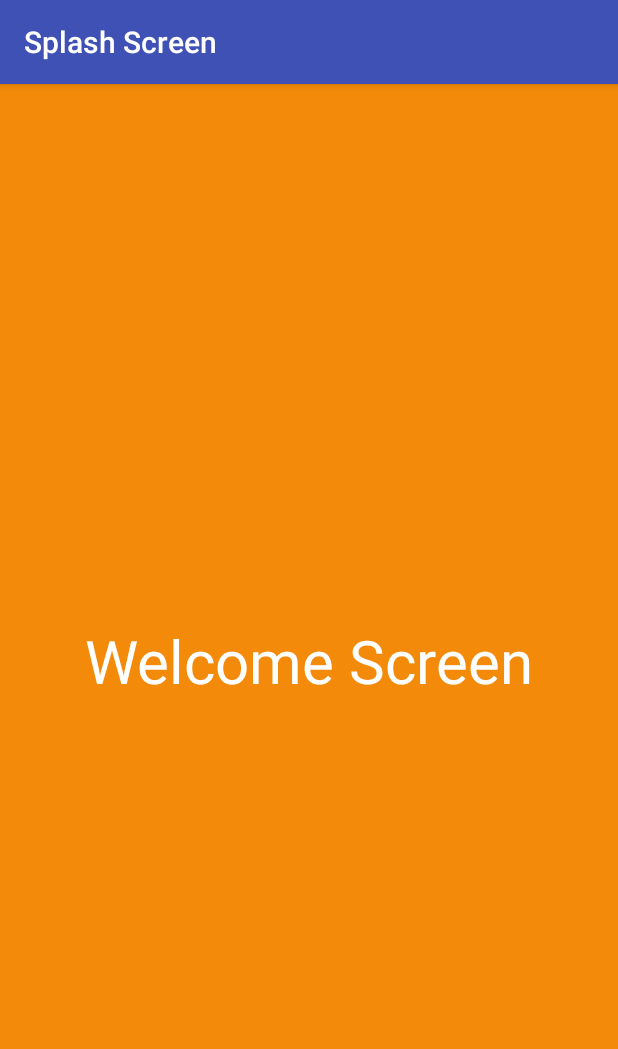
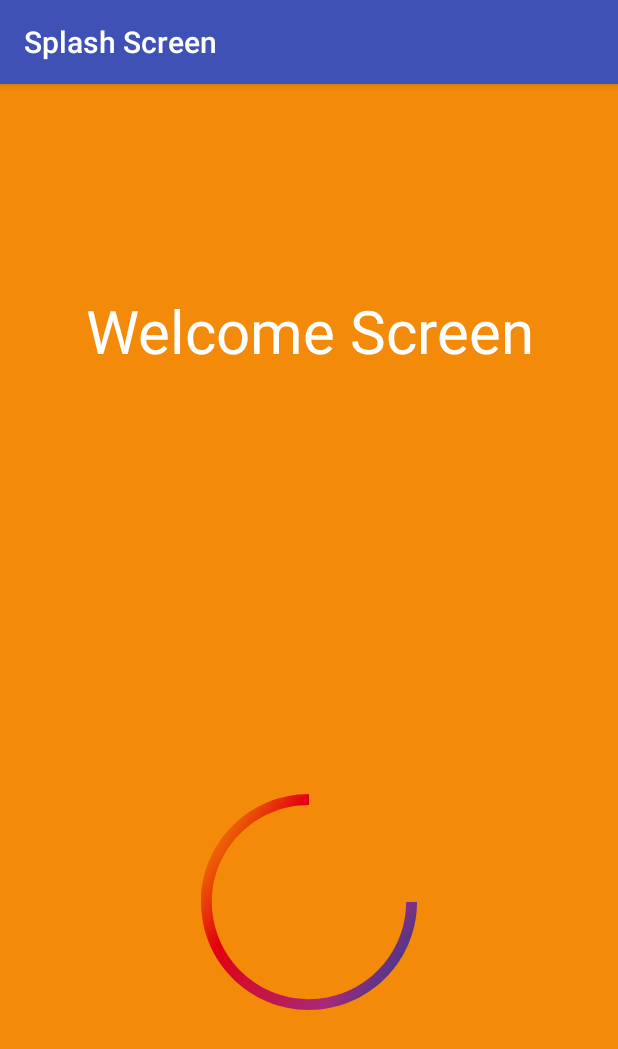
Before and after one commit to Shweta1695/Splash-Screen, an Android app: the first screen one second after launch (MainActivity), on a phone screen of 412 x 824 dp. Shown: the top 1049 px of the screen. Run offline under Robolectric (Android 15) with nearby library versions, the phone set to English and light mode, and no system bars.

Commit message:
Changed Splash

```diff
--- a/app/src/main/java/com/example/shwetatripathi/splashscreen/MainActivity.java
+++ b/app/src/main/java/com/example/shwetatripathi/splashscreen/MainActivity.java
@@ -4,20 +4,43 @@ import android.content.Intent;
 import android.os.Handler;
 import android.support.v7.app.AppCompatActivity;
 import android.os.Bundle;
+import android.view.animation.Animation;
+import android.view.animation.AnimationUtils;
+import android.widget.ImageView;
 
 public class MainActivity extends AppCompatActivity {
-    private static int SPLASH_TIME_OUT=3000;
+
     @Override
     protected void onCreate(Bundle savedInstanceState) {
         super.onCreate(savedInstanceState);
         setContentView(R.layout.activity_main);
-        new Handler().postDelayed(new Runnable() {
+        animation();
+
+    }
+
+    private void animation() {
+        final ImageView imageView = findViewById(R.id.spin_loader);
+        final Animation animation = AnimationUtils.loadAnimation(getBaseContext(), R.anim.rotate);
+
+
+        imageView.startAnimation(animation);
+        animation.setAnimationListener(new Animation.AnimationListener() {
             @Override
-            public void run() {
-                Intent homeIntent =new Intent(MainActivity.this,HomeActivity.class);
-                startActivity(homeIntent);
+            public void onAnimationStart(Animation animation) {
+
+            }
+
+            @Override
+            public void onAnimationEnd(Animation animation) {
                 finish();
+                Intent intent = new Intent(MainActivity.this, HomeActivity.class);
+                startActivity(intent);
             }
-        },SPLASH_TIME_OUT);
+
+            @Override
+            public void onAnimationRepeat(Animation animation) {
+
+            }
+        });
     }
 }
--- /dev/null
+++ b/app/src/main/res/anim/rotate.xml
@@ -0,0 +1,12 @@
+<?xml version="1.0" encoding="utf-8"?>
+<set xmlns:android="http://schemas.android.com/apk/res/android">
+
+    <rotate
+        android:duration="2500"
+        android:fromDegrees="0"
+        android:toDegrees="1080"
+        android:pivotX="50%"
+        android:pivotY="50%"
+        ></rotate>
+
+</set>
--- /dev/null
+++ b/app/src/main/res/drawable/ic_loading_spin.xml
@@ -0,0 +1,15 @@
+<vector android:height="24dp" android:viewportHeight="69"
+    android:viewportWidth="69" android:width="24dp"
+    xmlns:aapt="http://schemas.android.com/aapt" xmlns:android="http://schemas.android.com/apk/res/android">
+    <path android:fillType="evenOdd" android:pathData="M34.5,69c-19.038,0 -34.5,-15.467 -34.5,-34.5 0,-19.038 15.462,-34.5 34.5,-34.5v3.479c-17.112,0 -31.026,13.91 -31.026,31.026 0,17.111 13.91,31.026 31.026,31.026 17.112,0 31.026,-13.92 31.026,-31.031h3.479C69,53.538 53.538,69 34.5,69z">
+        <aapt:attr name="android:fillColor">
+            <gradient android:endX="73.307465" android:endY="60.06519"
+                android:startX="0" android:startY="15.16827" android:type="linear">
+                <item android:color="#FFF08300" android:offset="0"/>
+                <item android:color="#FFE3000F" android:offset="0.25253"/>
+                <item android:color="#FFA72879" android:offset="0.7112"/>
+                <item android:color="#FF064497" android:offset="1"/>
+            </gradient>
+        </aapt:attr>
+    </path>
+</vector>
--- a/app/src/main/res/layout/activity_main.xml
+++ b/app/src/main/res/layout/activity_main.xml
@@ -8,14 +8,34 @@
     tools:context=".MainActivity">
 
     <TextView
+        android:id="@+id/textView"
         android:layout_width="wrap_content"
         android:layout_height="wrap_content"
         android:text="Welcome Screen"
         android:textColor="#ffffff"
         android:textSize="40sp"
         app:layout_constraintBottom_toBottomOf="parent"
+        app:layout_constraintHorizontal_bias="0.505"
         app:layout_constraintLeft_toLeftOf="parent"
         app:layout_constraintRight_toRightOf="parent"
-        app:layout_constraintTop_toTopOf="parent" />
+        app:layout_constraintTop_toTopOf="parent"
+        app:layout_constraintVertical_bias="0.192" />
+
+    <ImageView
+        android:id="@+id/spin_loader"
+        android:layout_width="144dp"
+        android:layout_height="144dp"
+        android:layout_marginBottom="8dp"
+        android:layout_marginEnd="8dp"
+        android:layout_marginLeft="8dp"
+        android:layout_marginRight="8dp"
+        android:layout_marginStart="8dp"
+        android:layout_marginTop="8dp"
+        android:src="@drawable/ic_loading_spin"
+        app:layout_constraintBottom_toBottomOf="parent"
+        app:layout_constraintEnd_toEndOf="parent"
+        app:layout_constraintStart_toStartOf="parent"
+        app:layout_constraintTop_toBottomOf="@+id/textView"
+        app:layout_constraintVertical_bias="0.658" />
 
 </android.support.constraint.ConstraintLayout>
```
